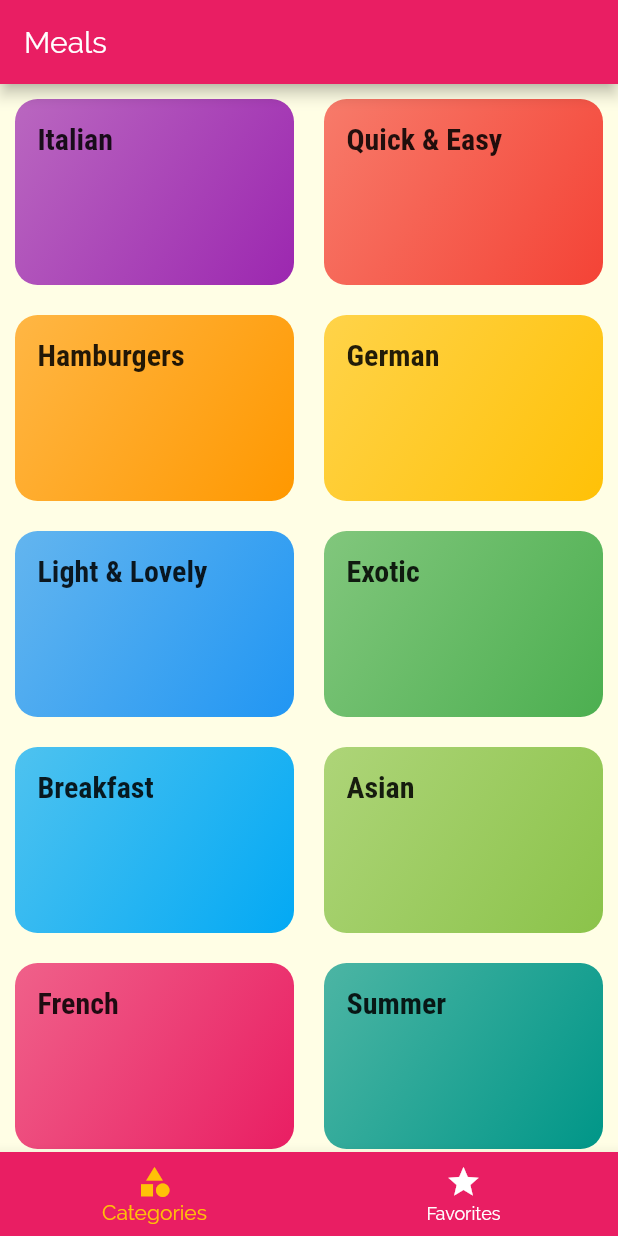
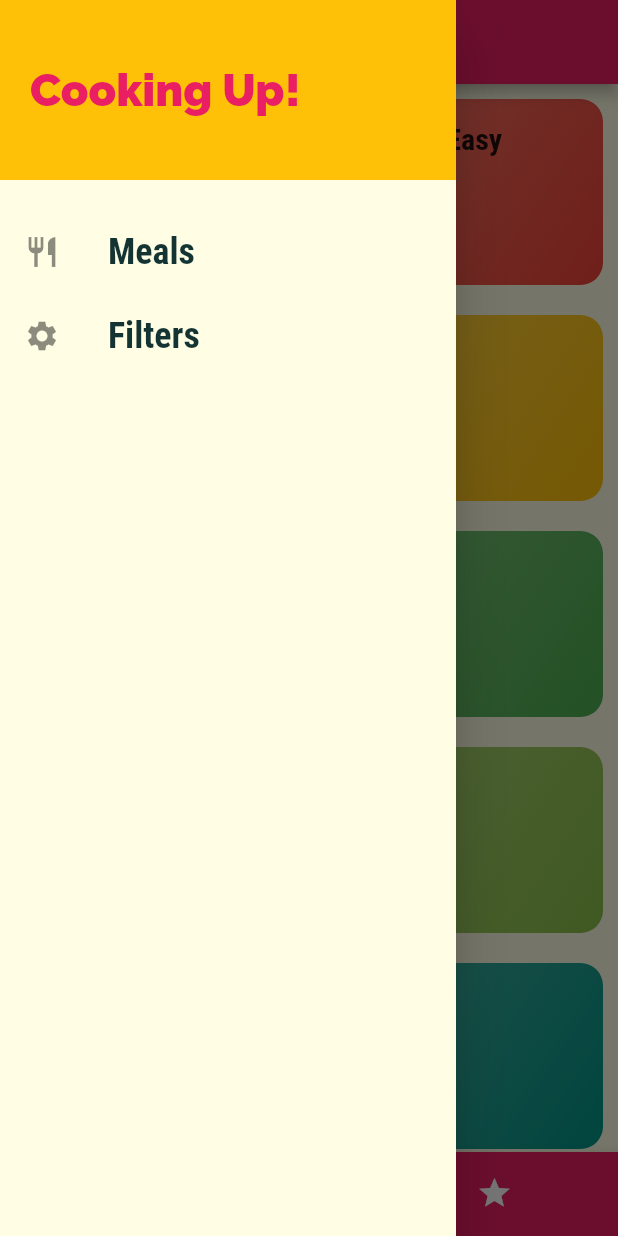
Before and after one commit to AyariAhmed/Recipes-Memo-Mobile, a Flutter app: the screen it shows after launch, with the side drawer open (before the commit the screen has no drawer), on a phone screen of 412 x 824 dp. Run offline on Flutter 3.47's test engine with Material 2 defaults, Android fonts, the phone set to English and light mode, and no system bars.

Commit message:
Added a main Drawer

```diff
--- a/lib/screens/tabs_screen.dart
+++ b/lib/screens/tabs_screen.dart
@@ -1,6 +1,7 @@
 import 'package:flutter/material.dart';
 import 'package:recipes_memo/screens/categories_screen.dart';
 import 'package:recipes_memo/screens/favorites_screen.dart';
+import 'package:recipes_memo/widgets/main_drawer.dart';
 
 class TabsScreen extends StatefulWidget {
   @override
@@ -9,14 +10,14 @@ class TabsScreen extends StatefulWidget {
 
 class _TabsScreenState extends State<TabsScreen> {
 
-  final List<Widget> _pages = [
-    CategoriesScreen(),
-    FavoritesScreen()
+  final List<Map<String, Object>> _pages = [
+    {'page' :CategoriesScreen(),'title' : "Categories"},
+    {'page' :FavoritesScreen(),'title' : 'Your Favorites'}
   ];
 
   int _selectedPageIndex = 0;
 
-  void _selectPage(int index){
+  void _selectPage(int index) {
     setState(() {
       _selectedPageIndex = index;
     });
@@ -26,18 +27,28 @@ class _TabsScreenState extends State<TabsScreen> {
   Widget build(BuildContext context) {
     return Scaffold(
       appBar: AppBar(
-        title: Text('Meals'),
+        title: Text(_pages[_selectedPageIndex]['title']),
       ),
-      body: _pages[_selectedPageIndex],
+      drawer: MainDrawer(),
+      body: _pages[_selectedPageIndex]['page'],
       bottomNavigationBar: BottomNavigationBar(
         onTap: _selectPage,
         backgroundColor: Theme.of(context).primaryColor,
         unselectedItemColor: Colors.white,
         selectedItemColor: Theme.of(context).accentColor,
         currentIndex: _selectedPageIndex,
+        type: BottomNavigationBarType.shifting,
         items: [
-          BottomNavigationBarItem(icon: Icon(Icons.category),label: 'Categories'),
-          BottomNavigationBarItem(icon: Icon(Icons.star),label: 'Favorites'),
+          BottomNavigationBarItem(
+            icon: Icon(Icons.category),
+            label: 'Categories',
+            backgroundColor: Theme.of(context).primaryColor,
+          ),
+          BottomNavigationBarItem(
+            icon: Icon(Icons.star),
+            label: 'Favorites',
+            backgroundColor: Theme.of(context).primaryColor,
+          ),
         ],
       ),
     );
--- /dev/null
+++ b/lib/widgets/main_drawer.dart
@@ -0,0 +1,46 @@
+import 'package:flutter/material.dart';
+
+class MainDrawer extends StatelessWidget {
+  Widget buildListTile({@required title, @required icon, @required function}) {
+    return ListTile(
+      leading: Icon(icon),
+      title: Text(
+        title,
+        style: TextStyle(
+            fontFamily: 'RobotoCondensed',
+            fontSize: 24,
+            fontWeight: FontWeight.bold),
+      ),
+      onTap: function,
+    );
+  }
+
+  @override
+  Widget build(BuildContext context) {
+    return Drawer(
+      child: Column(
+        children: [
+          Container(
+            height: 120,
+            width: double.infinity,
+            padding: EdgeInsets.all(20),
+            alignment: Alignment.centerLeft,
+            color: Theme.of(context).accentColor,
+            child: Text(
+              'Cooking Up!',
+              style: TextStyle(
+                  fontWeight: FontWeight.w900,
+                  fontSize: 30,
+                  color: Theme.of(context).primaryColor),
+            ),
+          ),
+          SizedBox(
+            height: 20,
+          ),
+          buildListTile(title: 'Meals', icon: Icons.restaurant, function: null),
+          buildListTile(title: 'Filters', icon: Icons.settings, function: null),
+        ],
+      ),
+    );
+  }
+}
```
